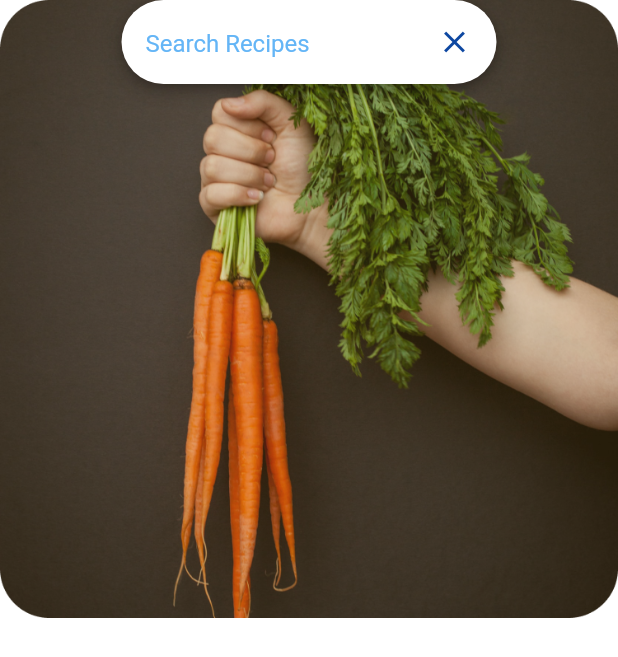
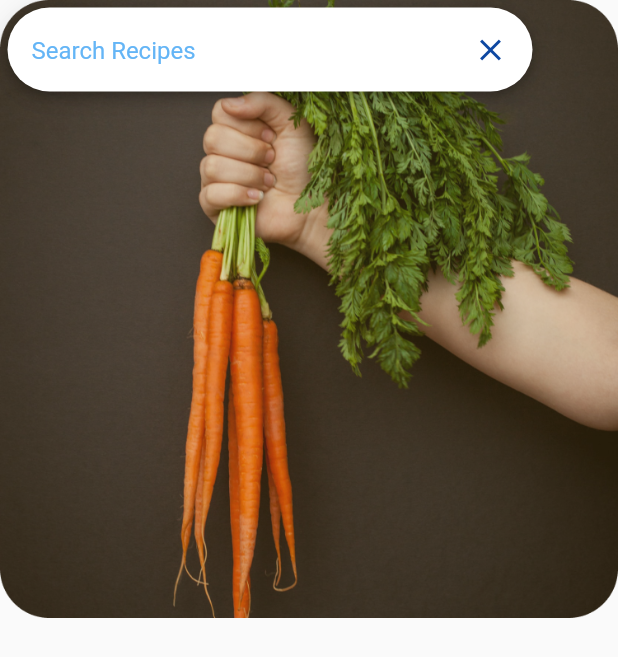
Before and after one commit to Dracula-101/Foodify-App, a Flutter app: the Favourites widget shown alone on an empty page, opened directly, after a tap on the "search" icon, on a phone screen of 412 x 824 dp. Shown: the top 657 px of the screen. Run offline on Flutter 3.47's test engine with Material 2 defaults, Android fonts, the phone set to English and light mode, and no system bars; our stand-ins replace cached_network_image, hexcolor, image_picker, shimmer, transparent_image, video_player; missing offline and left inert: curved_nav_bar.

Commit message:
Added new searchBar and fonts

```diff
--- a/lib/pages/favourites.dart
+++ b/lib/pages/favourites.dart
@@ -3,6 +3,7 @@ import 'package:flutter/material.dart';
 import 'package:foodify/models/recipe.api.dart';
 import 'package:foodify/models/recipe.dart';
 import 'package:foodify/views/widgets/recipe_card.dart';
+import 'package:foodify/views/widgets/searchbar.dart';
 
 class Favourites extends StatefulWidget {
   @override
@@ -78,79 +79,9 @@ class _FavouritesState extends State<Favourites> {
 
   @override
   Widget build(BuildContext context) {
-    return Stack(alignment: Alignment.topCenter, children: [
+    return Stack(children: [
       Image(image: AssetImage('assets/images/img_veggieimage.png')),
-      _isLoading
-          ? Center(child: CircularProgressIndicator())
-          : AnimatedContainer(
-              duration: Duration(milliseconds: 400),
-              width: _folded ? 56 : 250,
-              // alignment: Alignment.topRight,
-              height: 56,
-              curve: Curves.fastOutSlowIn,
-              decoration: BoxDecoration(
-                borderRadius: BorderRadius.circular(32),
-                color: Colors.white,
-                boxShadow: kElevationToShadow[6],
-              ),
-              child: Row(
-                mainAxisAlignment: MainAxisAlignment.center,
-                children: [
-                  Expanded(
-                      child: Container(
-                    padding:
-                        EdgeInsets.only(left: 16, right: 16, top: 8, bottom: 8),
-                    child: !_folded
-                        ? TextField(
-                            decoration: InputDecoration(
-                                hintText: 'Search Recipes',
-                                hintStyle: TextStyle(color: Colors.blue[300]),
-                                border: InputBorder.none),
-                          )
-                        : null,
-                  )),
-                  AnimatedContainer(
-                      duration: Duration(milliseconds: 400),
-                      child: Material(
-                        type: MaterialType.transparency,
-                        child: InkWell(
-                          borderRadius: BorderRadius.only(
-                            topLeft: Radius.circular(_folded ? 32 : 0),
-                            topRight: Radius.circular(32),
-                            bottomLeft: Radius.circular(_folded ? 32 : 0),
-                            bottomRight: Radius.circular(32),
-                          ),
-                          child: Padding(
-                            padding: const EdgeInsets.all(16.0),
-                            child: Icon(
-                              _folded ? Icons.search : Icons.close,
-                              color: Colors.blue[900],
-                            ),
-                          ),
-                          onTap: () {
-                            setState(() {
-                              _folded = !_folded;
-                            });
-                          },
-                        ),
-                      ))
-                ],
-              )),
+      _isLoading ? Center(child: CircularProgressIndicator()) : SearchBar()
     ]);
   }
-
-  Widget _buildRecipeCard(BuildContext context) {
-    return Scaffold(
-        body: ListView.builder(
-      itemCount: _recipes.length,
-      itemBuilder: (context, index) {
-        return RecipeCard(
-            id: _recipes[index].id,
-            title: _recipes[index].title,
-            cookTime: _recipes[index].readyInMinutes.toString() + " mins",
-            rating: _recipes[index].rating.toString() + " ",
-            thumbnailUrl: _recipes[index].image);
-      },
-    ));
-  }
 }
--- /dev/null
+++ b/lib/views/widgets/searchbar.dart
@@ -0,0 +1,79 @@
+import 'package:flutter/material.dart';
+
+class SearchBar extends StatefulWidget {
+  const SearchBar({Key? key}) : super(key: key);
+
+  @override
+  State<SearchBar> createState() => _SearchBarState();
+}
+
+class _SearchBarState extends State<SearchBar> {
+  bool _folded = true;
+  @override
+  Widget build(BuildContext context) {
+    return Container(
+      margin: EdgeInsets.all(5),
+      child: Align(
+        child: AnimatedContainer(
+            duration: Duration(milliseconds: 400),
+            width: _folded ? 56 : 350,
+            // alignment: Alignment.topRight,
+            height: 56,
+            curve: Curves.fastOutSlowIn,
+            decoration: BoxDecoration(
+              borderRadius: BorderRadius.circular(32),
+              color: Colors.white,
+              boxShadow: kElevationToShadow[6],
+            ),
+            child: Row(
+              mainAxisAlignment: MainAxisAlignment.center,
+              children: [
+                Expanded(
+                    child: Container(
+                  padding:
+                      EdgeInsets.only(left: 16, right: 16, top: 8, bottom: 8),
+                  child: !_folded
+                      ? TextField(
+                          decoration: InputDecoration(
+                              hintText: 'Search Recipes',
+                              hintStyle: TextStyle(color: Colors.blue[300]),
+                              border: InputBorder.none),
+                        )
+                      : null,
+                )),
+                AnimatedContainer(
+                    duration: Duration(milliseconds: 400),
+                    child: Material(
+                      type: MaterialType.transparency,
+                      child: InkWell(
+                        borderRadius: BorderRadius.only(
+                          topLeft: Radius.circular(_folded ? 32 : 0),
+                          topRight: Radius.circular(32),
+                          bottomLeft: Radius.circular(_folded ? 32 : 0),
+                          bottomRight: Radius.circular(32),
+                        ),
+                        child: Padding(
+                          padding: const EdgeInsets.all(16.0),
+                          child: Row(
+                            children: [
+                              Icon(
+                                _folded ? Icons.search : Icons.close,
+                                color: Colors.blue[900],
+                              ),
+                            ],
+                          ),
+                        ),
+                        onTap: () {
+                          setState(() {
+                            _folded = !_folded;
+                          });
+                        },
+                      ),
+                    ))
+              ],
+            )),
+        alignment: Alignment.topLeft,
+      ),
+    );
+  }
+}
```
Also changed, not shown: lib/pages/home.dart (+48 -25 lines), lib/pages/mylist.dart (+4 -4 lines), lib/views/widgets/ingredient_card.dart (added, +179 -0 lines), assets/fonts/lorabold700.ttf (added), assets/fonts/loraregular400.ttf (added), assets/fonts/opensansbold700.ttf (added), assets/fonts/opensanslight300.ttf (added), assets/fonts/opensansregular400.ttf (added), assets/fonts/opensanssemibold600.ttf (added), assets/fonts/oswaldlight300.ttf (added), assets/fonts/playfairdisplaybold700.ttf (added), assets/fonts/playfairdisplayregular400.ttf (added), assets/fonts/poppinsbold700.ttf (added), 2 other files.
